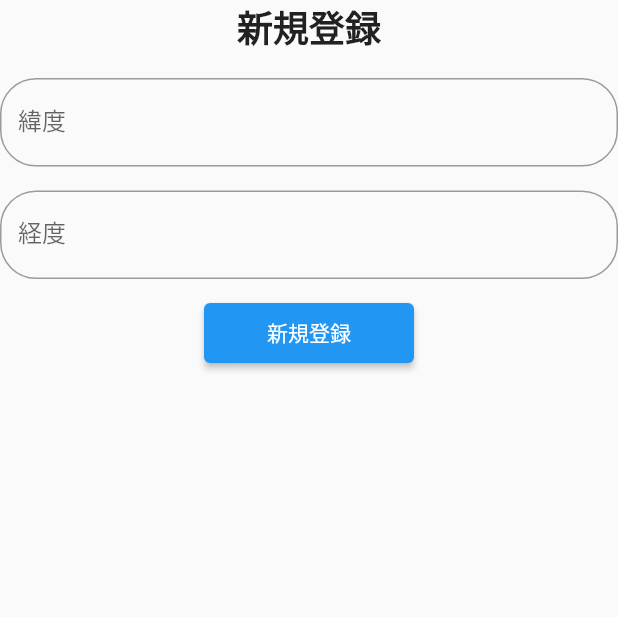
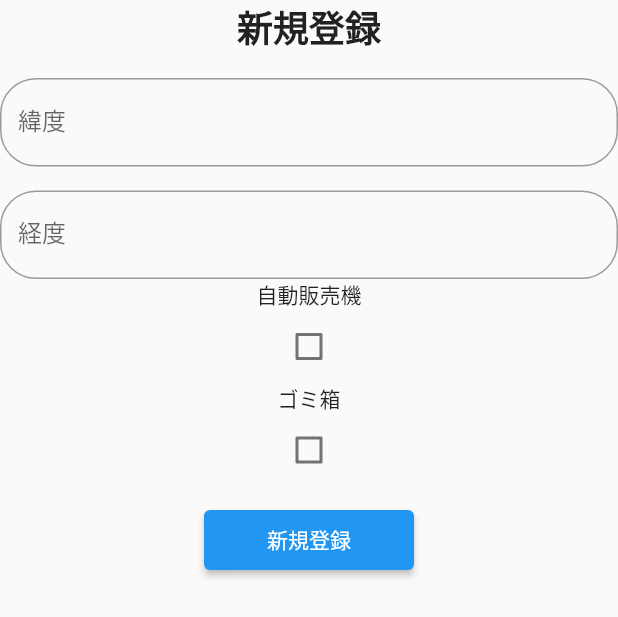
Before and after one commit to junjunjj625/kenkyuu04, a Flutter app: the RegisttrationForm widget shown alone on an empty page, opened directly, on a phone screen of 412 x 824 dp. Shown: the top 617 px of the screen. Run offline on Flutter 3.47's test engine with Material 2 defaults, Android fonts, the phone set to English and light mode, and no system bars; our stand-ins replace cloud_firestore, firebase_core, geolocator, google_maps_flutter; missing offline and left inert: dart:ffi; accounts and stored records are empty.

Commit message:
Chapter32

```diff
--- a/lib/components/auth_modal/components/registration.dart
+++ b/lib/components/auth_modal/components/registration.dart
@@ -1,5 +1,6 @@
 import 'package:cloud_firestore/cloud_firestore.dart';
 import 'package:flutter/cupertino.dart';
+import 'package:flutter/material.dart';
 import 'package:kenkyuu04/components/auth_modal/components/submit_button.dart';
 
 import 'auth_text_form_field.dart';
@@ -12,7 +13,6 @@ class RegisttrationForm extends StatefulWidget {
   @override
   State<RegisttrationForm> createState() => _RegisttrationFormState();
 }
-
 class _RegisttrationFormState extends State<RegisttrationForm> {
   final TextEditingController _latitudeController = TextEditingController();
   final TextEditingController _longitudeController = TextEditingController();
@@ -20,35 +20,30 @@ class _RegisttrationFormState extends State<RegisttrationForm> {
   String errorMessage = '';
   bool isLoading = false;
 
+  bool _flagv = false;
+  bool _flagd = false;
+
+  void _vending(bool? e) {
+    setState(() {
+      _flagv = e!;
+    });
+  }
+
+  void _dust(bool? e) {
+    setState(() {
+      _flagd = e!;
+    });
+  }
+
   @override
   void dispose() {
     _latitudeController.dispose();
     _longitudeController.dispose();
     super.dispose();
   }
-
-  // ---------  Validation ---------
-
-  /*String? validateEmail(String? value) {
-    if (value == null || value.isEmpty) {
-      return 'Please enter some text';
-    }
-    return null;
-  }
-
-  String? validatePassword(String? value) {
-    if (value == null || value.isEmpty) {
-      return 'Please enter some text';
-    }
-    return null;
-  }*/
-
-
-
-
-
   @override
   Widget build(BuildContext context) {
+    //_latitudeController.text = position.latitude;
     return Form(
       key: _formKey,
       child: Column(
@@ -73,6 +68,27 @@ class _RegisttrationFormState extends State<RegisttrationForm> {
             //validator: validatePassword,
             labelText: '経度',
           ),
+          Center(
+            //child: Text(_flagv.toString()),
+            child: Text('自動販売機'),
+          ),
+          Checkbox(
+            checkColor: Colors.white,
+            activeColor: Colors.blue,
+            value: _flagd,
+            onChanged: _dust,
+          ),
+          Center(
+            //child: Text(_flagd.toString()),
+            child: Text('ゴミ箱'),
+          ),
+          Checkbox(
+            checkColor: Colors.white,
+            activeColor: Colors.blue,
+
+            value: _flagv,
+            onChanged: _vending,
+          ),
           const SizedBox(height: 16.0),
           SubmitButton(
             labelName: '新規登録',
@@ -95,6 +111,8 @@ class _RegisttrationFormState extends State<RegisttrationForm> {
       await createPosition(
         latitude: _latitudeController.text,
         longitude: _longitudeController.text,
+        vending: _flagv,
+        dust: _flagd,
       );
       if (!mounted) return;
       Future.delayed(
@@ -106,12 +124,14 @@ class _RegisttrationFormState extends State<RegisttrationForm> {
   Future<void> createPosition({
     required String latitude,
     required String longitude,
+    required bool vending,
+    required bool dust,
   }) async {
     await FirebaseFirestore.instance.collection('data').doc().set({
       'latitude': latitude,
       'longitude': longitude,
-      'dust': true,
-      'vending': true,
+      'dust': vending,
+      'vending': dust,
     });
   }
 }
```
Also changed, not shown: lib/screens/map_screen.dart (+107 -1 lines).
